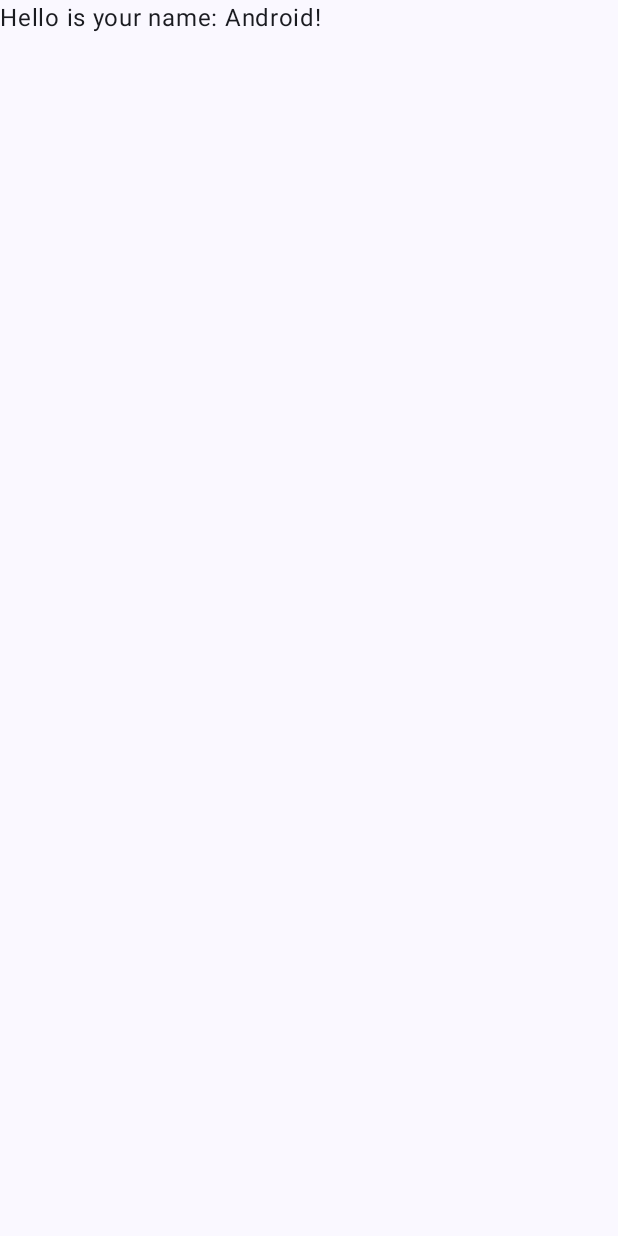
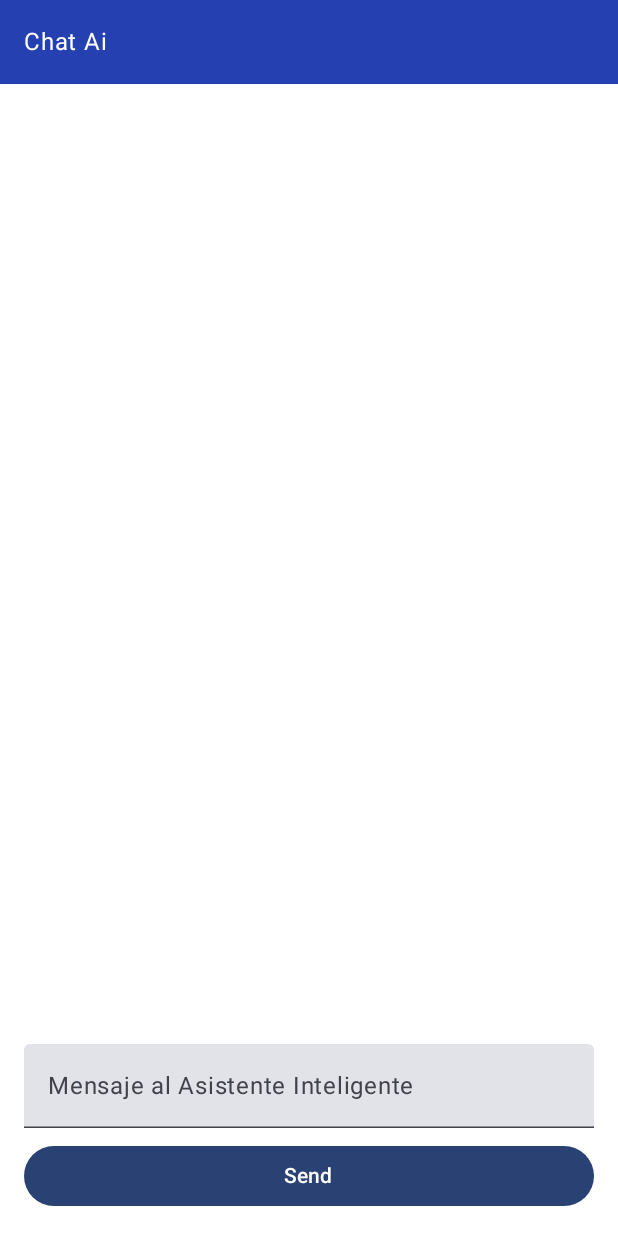
Before and after one commit to A00835995/EQ-Caso-Cerrado-BufeTec, an Android app built with Jetpack Compose: the screen it shows after launch (MainActivity), on a phone screen of 412 x 824 dp. Before the commit the screen is almost empty. Run offline under Robolectric (Android 15) with nearby library versions, the phone set to English and light mode, and no system bars.

Commit message:
Chat Bot y Sign In, Log in

```diff
--- a/app/src/main/AndroidManifest.xml
+++ b/app/src/main/AndroidManifest.xml
@@ -1,6 +1,7 @@
 <?xml version="1.0" encoding="utf-8"?>
 <manifest xmlns:android="http://schemas.android.com/apk/res/android"
     xmlns:tools="http://schemas.android.com/tools">
+    <uses-permission android:name="android.permission.INTERNET" />
 
     <application
         android:allowBackup="true"
--- /dev/null
+++ b/app/src/main/java/com/example/reto/ChatScreen.kt
@@ -0,0 +1,90 @@
+package com.example.reto.ui
+
+import androidx.compose.foundation.background
+import androidx.compose.foundation.layout.*
+import androidx.compose.foundation.lazy.LazyColumn
+import androidx.compose.foundation.lazy.items
+import androidx.compose.material3.*
+import androidx.compose.runtime.*
+import androidx.compose.ui.Alignment
+import androidx.compose.ui.Modifier
+import androidx.compose.ui.graphics.Color
+import androidx.compose.ui.text.style.LineHeightStyle
+import androidx.compose.ui.unit.dp
+import com.example.reto.Message
+import com.example.reto.getResponse
+
+@Composable
+fun ChatScreen(modifier: Modifier = Modifier) {
+    var userInput by remember { mutableStateOf("") }
+    val messageList = remember { mutableStateListOf<Message>() }
+    var isLoading by remember { mutableStateOf(false) } // Estado de carga
+
+    Column(
+        modifier = modifier
+            .fillMaxSize()
+            .background(Color.White)
+    ) {
+        // Box que actúa como header
+        Box(
+            modifier = Modifier
+                .fillMaxWidth()  // Ocupa todo el ancho
+                .background(color = Color(0xFF2541B1))
+        ) {
+            Text(text = "Chat Ai", color = Color.White, modifier = Modifier.padding(16.dp)) // Texto centrado
+        }
+
+        Column(
+            modifier = modifier
+                .fillMaxSize()
+                .background(Color.White)
+                .padding(16.dp),
+            verticalArrangement = Arrangement.spacedBy(8.dp)
+        ) {
+            LazyColumn(modifier = Modifier.weight(1f)) {
+                items(messageList) { message ->
+                    ChatB(message)
+                }
+
+                // Agregar un ítem extra cuando isLoading es true
+                if (isLoading) {
+                    item {
+                        CircularProgressIndicator(
+                            modifier = Modifier
+                                .padding(8.dp)
+                                .align(Alignment.Start) // Alinear al inicio
+                        )
+                    }
+                }
+            }
+
+
+            // Input and Send button
+            TextField(
+                value = userInput,
+                onValueChange = { userInput = it },
+                label = { Text("Mensaje al Asistente Inteligente") },
+                // Configura colores...
+                modifier = Modifier.fillMaxWidth()
+            )
+
+            Button(
+                onClick = {
+                    if (userInput.isNotEmpty()) {
+                        messageList.add(Message(userInput, isUser = true))
+                        isLoading = true
+                        getResponse(userInput) { response ->
+                            messageList.add(Message(response, isUser = false))
+                            isLoading = false
+                        }
+                        userInput = ""
+                    }
+                },
+                modifier = Modifier.fillMaxWidth()
+            ) {
+                Text(text = "Send")
+            }
+
+        }
+    }
+}
--- a/app/src/main/java/com/example/reto/MainActivity.kt
+++ b/app/src/main/java/com/example/reto/MainActivity.kt
@@ -12,6 +12,7 @@ import androidx.compose.runtime.Composable
 import androidx.compose.ui.Modifier
 import androidx.compose.ui.tooling.preview.Preview
 import com.example.reto.ui.theme.RetoTheme
+import com.example.reto.ui.ChatScreen
 //Emilio Cavazos A00835995
 
 class MainActivity : ComponentActivity() {
@@ -21,28 +22,20 @@ class MainActivity : ComponentActivity() {
         setContent {
             RetoTheme {
                 Scaffold(modifier = Modifier.fillMaxSize()) { innerPadding ->
-                    Greeting(
-                        name = "Android",
-                        modifier = Modifier.padding(innerPadding)
-                    )
+                    ChatScreen(modifier = Modifier.padding(innerPadding))
                 }
             }
         }
     }
 }
 
-@Composable
-fun Greeting(name: String, modifier: Modifier = Modifier) {
-    Text(
-        text = "Hello is your name: $name!",
-        modifier = modifier
-    )
-}
 
 @Preview(showBackground = true)
 @Composable
-fun GreetingPreview() {
+fun ChatScreenPreview() {
     RetoTheme {
-        Greeting("Android")
+        Scaffold(modifier = Modifier.fillMaxSize()) { innerPadding ->
+            ChatScreen(modifier = Modifier.padding(innerPadding))
+        }
     }
 }
--- a/gradle/libs.versions.toml
+++ b/gradle/libs.versions.toml
@@ -8,6 +8,9 @@ espressoCore = "3.6.1"
 lifecycleRuntimeKtx = "2.8.4"
 activityCompose = "1.9.1"
 composeBom = "2024.04.01"
+material3 = "1.3.0"
+okhttp = "4.12.0"
+ui = "1.7.2"
 
 [libraries]
 androidx-core-ktx = { group = "androidx.core", name = "core-ktx", version.ref = "coreKtx" }
@@ -24,6 +27,9 @@ androidx-ui-tooling-preview = { group = "androidx.compose.ui", name = "ui-toolin
 androidx-ui-test-manifest = { group = "androidx.compose.ui", name = "ui-test-manifest" }
 androidx-ui-test-junit4 = { group = "androidx.compose.ui", name = "ui-test-junit4" }
 androidx-material3 = { group = "androidx.compose.material3", name = "material3" }
+material3 = { module = "androidx.compose.material3:material3", version.ref = "material3" }
+okhttp = { module = "com.squareup.okhttp3:okhttp", version.ref = "okhttp" }
+ui = { module = "androidx.compose.ui:ui", version.ref = "ui" }
 
 [plugins]
 android-application = { id = "com.android.application", version.ref = "agp" }
```
Also changed, not shown: app/build.gradle.kts (+19 -0 lines), app/src/main/java/com/example/reto/ChatB.kt (added, +37 -0 lines), app/src/main/java/com/example/reto/ChatBot.kt (added, +66 -0 lines), app/src/main/java/com/example/reto/LogIn.kt (added, +110 -0 lines), app/src/main/java/com/example/reto/SignIn.kt (added, +168 -0 lines).
